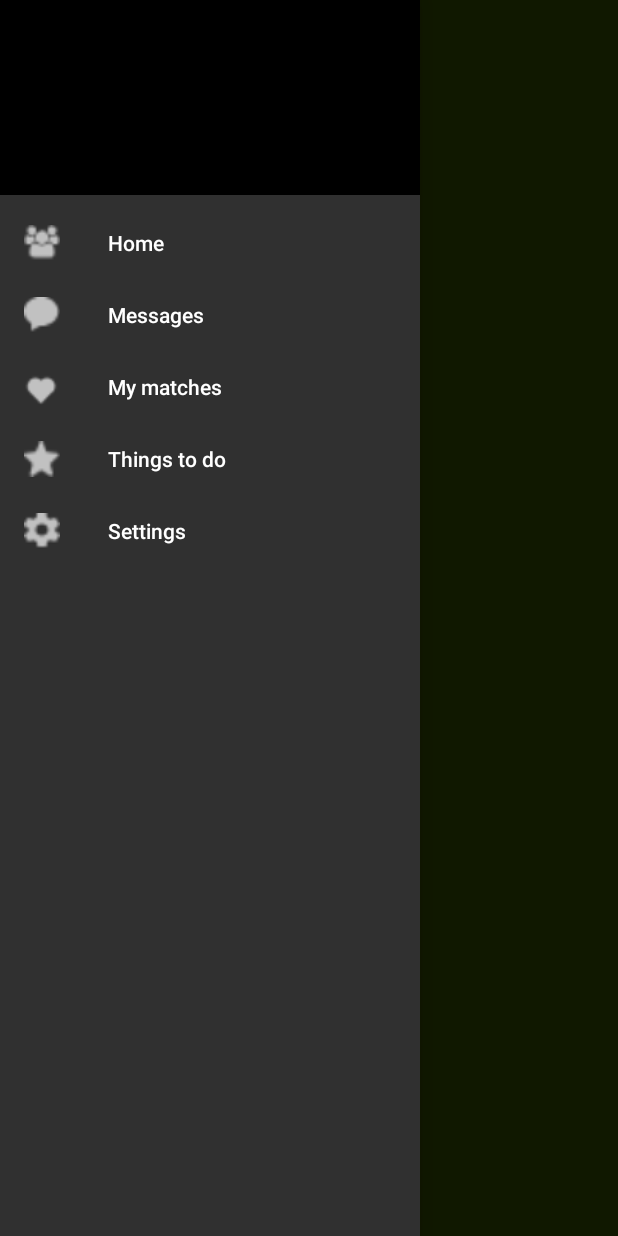
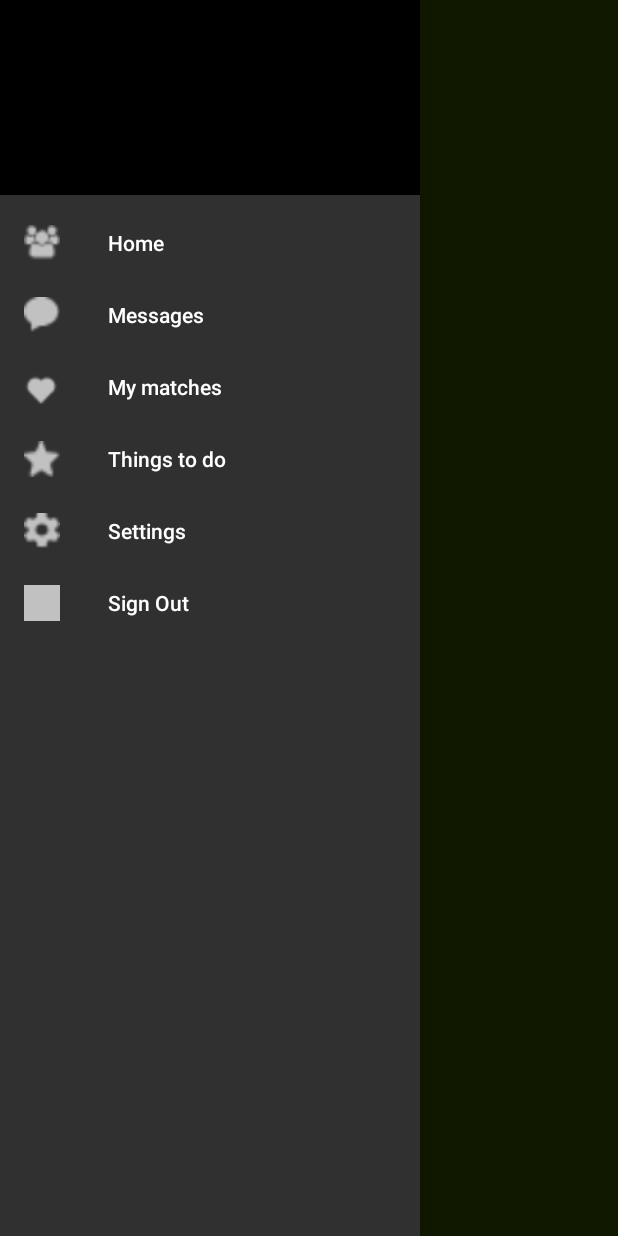
Before and after one commit to joshlimlim/HERADatingApp, an Android app: the NavigationActivity screen opened directly, with no data from a screen before it, in the side drawer, after a tap on "Settings", on a phone screen of 412 x 824 dp. Run offline under Robolectric (Android 15) with nearby library versions, the phone set to English and light mode, and no system bars; our stand-ins replace Firebase (no records; nobody signed in at launch, a user with empty details on screens opened directly).

Commit message:
Sign out codes added into navigation menu

```diff
--- a/app/src/main/java/com/mad/heradatingapp/NavigationActivity.java
+++ b/app/src/main/java/com/mad/heradatingapp/NavigationActivity.java
@@ -1,5 +1,6 @@
 package com.mad.heradatingapp;
 
+import android.content.Intent;
 import android.support.annotation.NonNull;
 import android.support.design.widget.NavigationView;
 import android.support.v4.widget.DrawerLayout;
@@ -10,12 +11,15 @@ import android.support.v7.widget.Toolbar;
 import android.view.MenuItem;
 import android.widget.Toast;
 
+import com.google.firebase.auth.FirebaseAuth;
+
 public class NavigationActivity extends AppCompatActivity {
 
     private DrawerLayout dl;
     private ActionBarDrawerToggle abdt;
     private NavigationView nv;
     private Toolbar toolbar;
+    private FirebaseAuth mAuth;
 
     @Override
     protected void onCreate(Bundle savedInstanceState) {
@@ -56,6 +60,13 @@ public class NavigationActivity extends AppCompatActivity {
                     case R.id.settings:
                         Toast.makeText(NavigationActivity.this, "Settings", Toast.LENGTH_SHORT).show();
                         break;
+                    case R.id.signOut:
+                        mAuth = FirebaseAuth.getInstance();
+                        mAuth.signOut();
+                        Intent in = new Intent(NavigationActivity.this,MainActivity.class);
+                        startActivity(in);
+                        Toast.makeText(NavigationActivity.this, "Signed Out!", Toast.LENGTH_SHORT).show();
+                        break;
                 }
 
                 return true;
--- a/app/src/main/res/menu/navigation_menu.xml
+++ b/app/src/main/res/menu/navigation_menu.xml
@@ -28,4 +28,10 @@
         android:icon="@drawable/settings"
         android:title="Settings">
     </item>
+
+    <item
+        android:id="@+id/signOut"
+        android:icon="@drawable/blur"
+        android:title="Sign Out">
+    </item>
 </menu>
```
